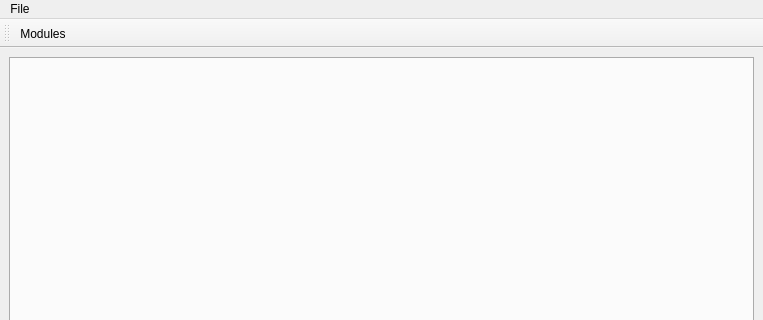
laurentb/weboob, file weboob/applications/qhavesex/ui/main_window.ui: the form before one commit; both pictures show x 0 to 763 and y 0 to 320 of the 763 by 580 pixel window.
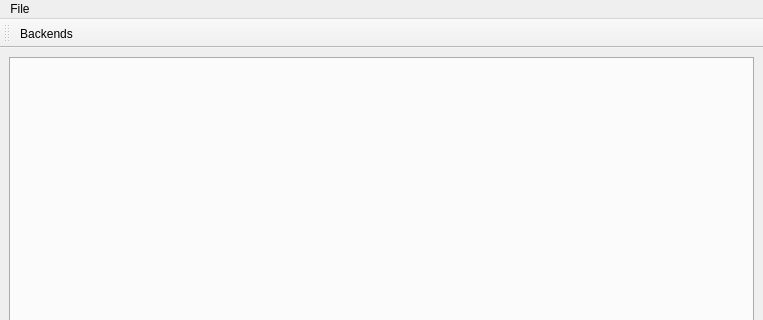
The form after the commit.

Commit message: change vocabulary s/module/backend s/backend/configured_backend s/frontend/application

Diff of the .ui file:
```diff
--- a/weboob/applications/qhavesex/ui/main_window.ui
+++ b/weboob/applications/qhavesex/ui/main_window.ui
@@ -37,7 +37,7 @@
     <property name="title">
      <string>File</string>
     </property>
-    <addaction name="actionModules"/>
+    <addaction name="actionBackends"/>
     <addaction name="separator"/>
     <addaction name="actionQuit"/>
    </widget>
@@ -54,11 +54,11 @@
    <attribute name="toolBarBreak">
     <bool>false</bool>
    </attribute>
-   <addaction name="actionModules"/>
+   <addaction name="actionBackends"/>
   </widget>
-  <action name="actionModules">
+  <action name="actionBackends">
    <property name="text">
-    <string>Modules</string>
+    <string>Backends</string>
    </property>
   </action>
   <action name="actionQuit">
```
The commit also changes 26 other files.
